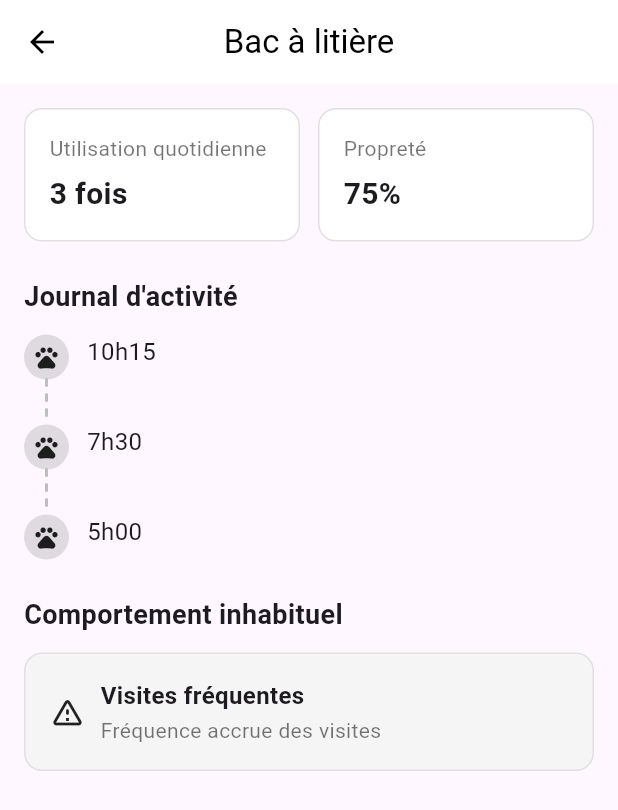
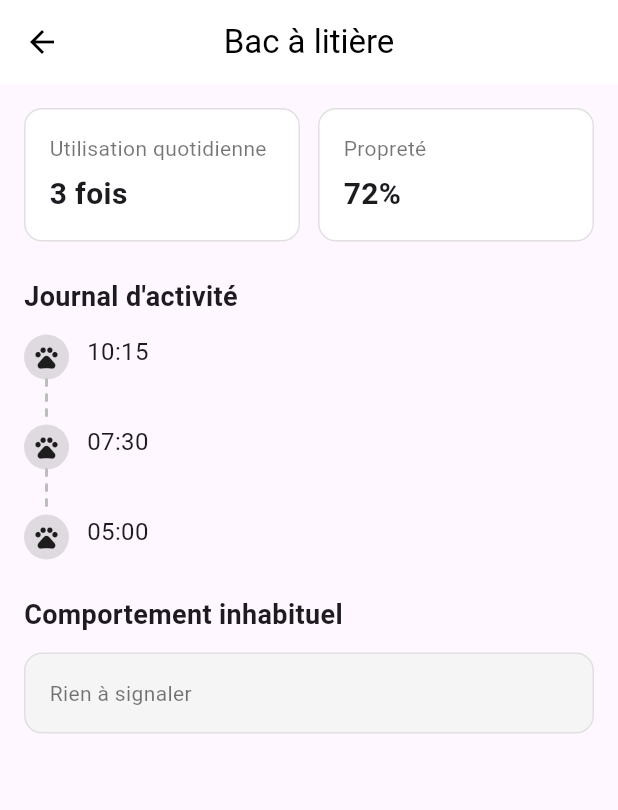
Before and after one commit to beytullahsnk/ABD-CatCare-Front, a Flutter app: the LitterPage screen opened by its route, on a phone screen of 412 x 824 dp. Shown: the top 810 px of the screen. Run offline on Flutter 3.47's test engine with Material 3 defaults, Android fonts, the phone set to English and light mode, and no system bars; our stand-ins replace fl_chart, go_router, shared_preferences; accounts and stored records are empty.

Commit message:
litter api link

```diff
--- a/lib/core/services/api_provider.dart
+++ b/lib/core/services/api_provider.dart
@@ -1,5 +1,5 @@
 import 'mock_api_service.dart';
-import 'real_api_service.dart';
+import 'api_service.dart';
 
 class ApiProvider {
   ApiProvider._();
--- a/lib/screens/litter/litter_page.dart
+++ b/lib/screens/litter/litter_page.dart
@@ -1,4 +1,6 @@
 import 'package:flutter/material.dart';
+import 'package:abd_petcare/core/services/api_provider.dart';
+import 'package:abd_petcare/core/services/api_service.dart';
 
 class LitterPage extends StatelessWidget {
   const LitterPage({super.key});
@@ -14,23 +16,45 @@ class LitterPage extends StatelessWidget {
         foregroundColor: Colors.black,
         elevation: 0,
       ),
-      body: Padding(
+      body: FutureBuilder<Map<String, dynamic>>(
+        future: _fetch(),
+        builder: (context, snapshot) {
+          if (snapshot.connectionState == ConnectionState.waiting) {
+            return const Center(child: CircularProgressIndicator());
+          }
+          final data = snapshot.data ??
+              const {
+                'dailyUsage': 0,
+                'cleanliness': 0,
+                'events': <String>[],
+                'anomalies': <String>[],
+              };
+          final daily = data['dailyUsage'] as int? ?? 0;
+          final cleanliness = data['cleanliness'] as int? ?? 0;
+          final events = (data['events'] as List?)?.cast<String>() ?? const [];
+          final anomalies =
+              (data['anomalies'] as List?)?.cast<String>() ?? const [];
+
+          return Padding(
             padding: const EdgeInsets.all(16.0),
             child: Column(
               crossAxisAlignment: CrossAxisAlignment.start,
               children: [
                 // Utilisation quotidienne + propreté
                 Row(
-              children: const [
+                  children: [
                     Expanded(
                       child: _InfoCard(
                         title: "Utilisation quotidienne",
-                    value: "3 fois",
+                        value: "$daily fois",
                       ),
                     ),
-                SizedBox(width: 12),
+                    const SizedBox(width: 12),
                     Expanded(
-                  child: _InfoCard(title: "Propreté", value: "75%"),
+                      child: _InfoCard(
+                        title: "Propreté",
+                        value: "$cleanliness%",
+                      ),
                     ),
                   ],
                 ),
@@ -42,10 +66,16 @@ class LitterPage extends StatelessWidget {
                   style: TextStyle(fontSize: 18, fontWeight: FontWeight.bold),
                 ),
                 const SizedBox(height: 12),
-            // afficher la ligne (dash) après chaque icône sauf la dernière
-            const _ActivityLog(time: "10h15", showLine: true),
-            const _ActivityLog(time: "7h30", showLine: true),
-            const _ActivityLog(time: "5h00"),
+                if (events.isEmpty)
+                  const Text("Aucun passage récent",
+                      style: TextStyle(color: Colors.black54))
+                else ...[
+                  for (int i = 0; i < events.length; i++)
+                    _ActivityLog(
+                      time: events[i],
+                      showLine: i != events.length - 1,
+                    ),
+                ],
                 const SizedBox(height: 24),
 
                 // Comportement inhabituel
@@ -54,7 +84,26 @@ class LitterPage extends StatelessWidget {
                   style: TextStyle(fontSize: 18, fontWeight: FontWeight.bold),
                 ),
                 const SizedBox(height: 12),
+                if (anomalies.isEmpty)
                   Container(
+                    width: double.infinity,
+                    padding: const EdgeInsets.all(16),
+                    decoration: BoxDecoration(
+                      color: Colors.grey[100],
+                      borderRadius: BorderRadius.circular(12),
+                      border: Border.all(color: Colors.grey.shade300),
+                    ),
+                    child: const Text(
+                      "Rien à signaler",
+                      style: TextStyle(color: Colors.black54),
+                    ),
+                  )
+                else
+                  Column(
+                    children: [
+                      for (final a in anomalies)
+                        Container(
+                          margin: const EdgeInsets.only(bottom: 8),
                           padding: const EdgeInsets.all(16),
                           decoration: BoxDecoration(
                             color: Colors.grey[100],
@@ -62,30 +111,46 @@ class LitterPage extends StatelessWidget {
                             border: Border.all(color: Colors.grey.shade300),
                           ),
                           child: Row(
-                children: const [
-                  Icon(Icons.warning_amber_rounded, color: Colors.black87),
-                  SizedBox(width: 10),
+                            children: [
+                              const Icon(Icons.warning_amber_rounded,
+                                  color: Colors.black87),
+                              const SizedBox(width: 10),
                               Expanded(
-                    child: Column(
-                      crossAxisAlignment: CrossAxisAlignment.start,
-                      children: [
-                        Text("Visites fréquentes",
-                            style: TextStyle(
-                                fontWeight: FontWeight.w600, fontSize: 16)),
-                        SizedBox(height: 2),
-                        Text("Fréquence accrue des visites",
-                            style: TextStyle(color: Colors.black54)),
-                      ],
+                                child: Text(a,
+                                    style: const TextStyle(
+                                        fontWeight: FontWeight.w600,
+                                        fontSize: 16)),
                               ),
-                  )
                             ],
                           ),
                         ),
                     ],
                   ),
+              ],
+            ),
+          );
+        },
       ),
     );
   }
+}
+
+Future<Map<String, dynamic>> _fetch() async {
+  final api = ApiProvider.instance.get();
+  if (api is RealApiService) {
+    return api.fetchLitterData();
+  }
+  // Mock service exposes fetchLitterData sans auth
+  final dynamic mock = api;
+  if (mock.fetchLitterData is Function) {
+    return await mock.fetchLitterData();
+  }
+  return const {
+    'dailyUsage': 0,
+    'cleanliness': 0,
+    'events': <String>[],
+    'anomalies': <String>[],
+  };
 }
 
 class _InfoCard extends StatelessWidget {
@@ -126,7 +191,6 @@ class _ActivityLog extends StatelessWidget {
     return Row(
       crossAxisAlignment: CrossAxisAlignment.start,
       children: [
-        // colonne avec icône + ligne centrée (ligne a une largeur non nulle)
         Column(
           mainAxisSize: MainAxisSize.min,
           crossAxisAlignment: CrossAxisAlignment.center,
@@ -140,12 +204,10 @@ class _ActivityLog extends StatelessWidget {
               ),
               child: const Icon(Icons.pets, size: 18, color: Colors.black87),
             ),
-            // Ligne en pointillés si nécessaire : donner une width > 0 pour que CustomPaint ait une taille
             if (showLine)
               SizedBox(
-                width:
-                    2, // largeur du trait (CustomPaint recevra size.width = 2)
-                height: 30, // hauteur entre deux icônes
+                width: 2,
+                height: 30,
                 child: CustomPaint(painter: _DashedLinePainter()),
               ),
           ],
@@ -157,7 +219,6 @@ class _ActivityLog extends StatelessWidget {
   }
 }
 
-// Painter pour dessiner une ligne en pointillés
 class _DashedLinePainter extends CustomPainter {
   @override
   void paint(Canvas canvas, Size size) {
@@ -166,7 +227,7 @@ class _DashedLinePainter extends CustomPainter {
     double startY = 0;
     final paint = Paint()
       ..color = Colors.grey.shade400
-      ..strokeWidth = size.width // utiliser la largeur fournie pour l'épaisseur
+      ..strokeWidth = size.width
       ..strokeCap = StrokeCap.round;
 
     final centerX = size.width / 2;
```
Also changed, not shown: lib/core/services/api_service.dart (renamed from lib/core/services/real_api_service.dart, +179 -0 lines), lib/core/services/mock_api_service.dart (+20 -0 lines). Lines whose indentation alone changed are shown as unchanged.
